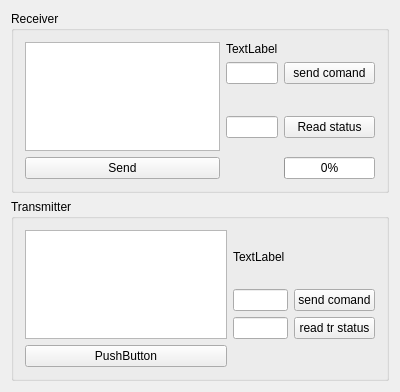
Qt form mainwindow.ui (nonalcogolic/RFM01-RFM02-tuning-tool) before a commit.
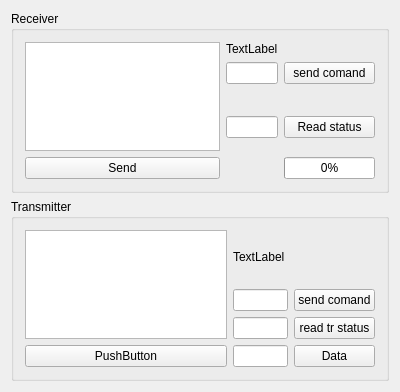
The same form after that commit.

Commit message: Send data added

Diff of the .ui file:
```diff
--- a/mainwindow.ui
+++ b/mainwindow.ui
@@ -118,6 +118,16 @@
             </property>
            </widget>
           </item>
+          <item row="3" column="1">
+           <widget class="QLineEdit" name="lineEdit_Data"/>
+          </item>
+          <item row="3" column="2">
+           <widget class="QPushButton" name="pushButton_Data">
+            <property name="text">
+             <string>Data</string>
+            </property>
+           </widget>
+          </item>
          </layout>
         </widget>
        </item>
```
The commit also changes 2 other files.
